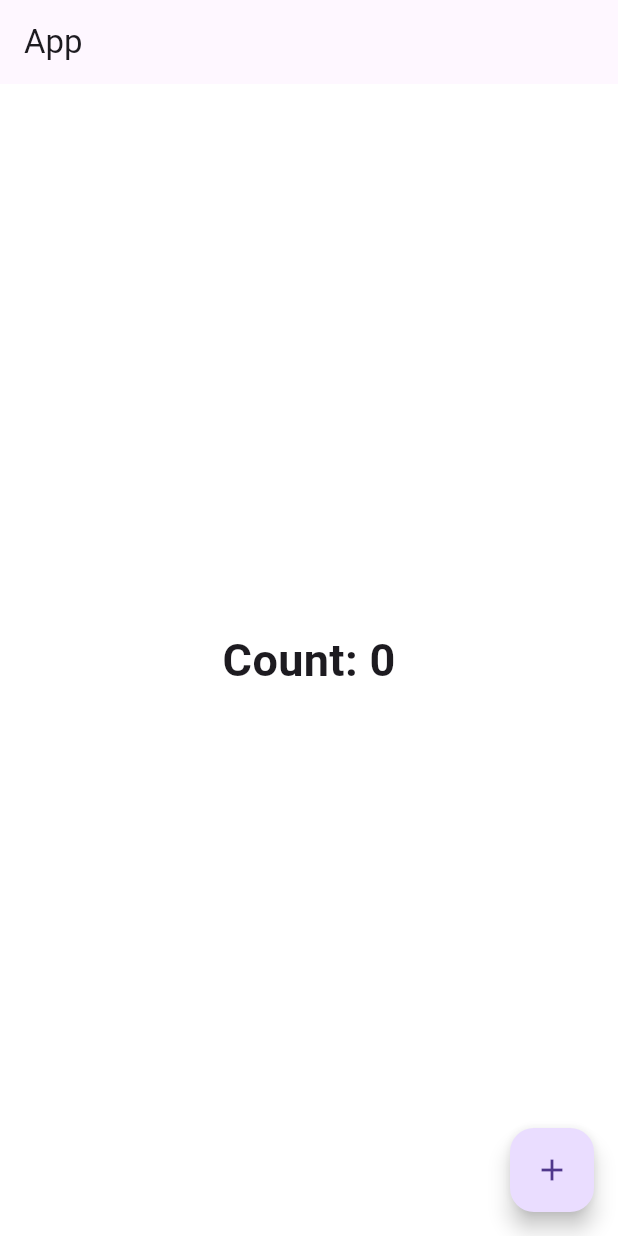
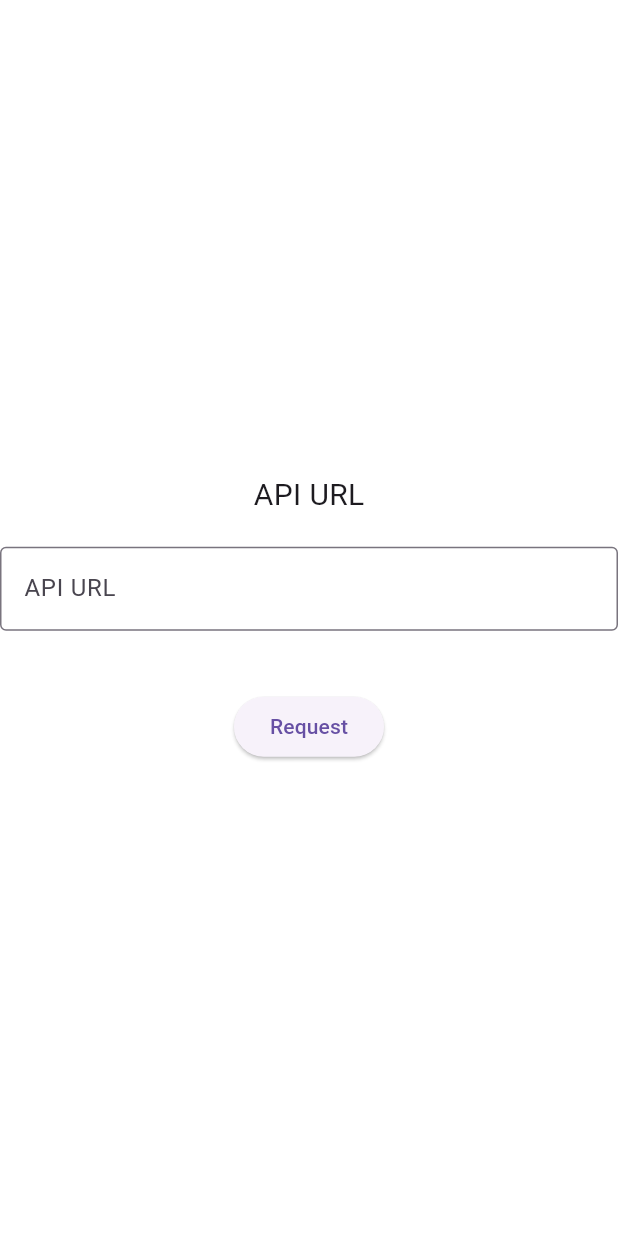
Before and after one commit to yejun614/flutter-server-driven-ui, a Flutter app: the screen it shows after launch, on a phone screen of 412 x 824 dp. Run offline on Flutter 3.47's test engine with Material 3 defaults, Android fonts, the phone set to English and light mode, and no system bars; our stand-ins replace flutter_hooks, flutter_riverpod, get_it, go_router, hooks_riverpod, injectable and 1 more; generated files the repository leaves out were written again.

Commit message:
feat: ApiUrlComponent 생성 : url입력하면 다음 화면에서 UI를 그림, AccommodationDataSource 구체화 : 서버에서 json가져옴

```diff
--- a/lib/datasource/accommodation/accommodation_datasource.dart
+++ b/lib/datasource/accommodation/accommodation_datasource.dart
@@ -1,5 +1,24 @@
+import 'dart:convert';
+import 'dart:io';
+import 'package:http/http.dart' as http;
 import 'package:flutter_server_driven_ui/datasource/response_model/server_driven_ui/server_driven_ui_response.dart';
+import 'package:injectable/injectable.dart';
 
 abstract class AccommodationDataSource {
-  Future<ServerDrivenUIResponse> getAccommodationInformation();
+  Future<ServerDrivenUIResponse> getAccommodationInformation(String url);
 }
+
+@Singleton(as: AccommodationDataSource)
+class AccommodationDataSourceImpl implements AccommodationDataSource {
+  @override
+  Future<ServerDrivenUIResponse> getAccommodationInformation(String url) async {
+    final response = await http.get(Uri.parse(url));
+
+    if (response.statusCode == HttpStatus.ok) {
+      final body = utf8.decode(response.bodyBytes) as Map<String, dynamic>;
+      return ServerDrivenUIResponse.fromJson(body);
+    } else {
+      throw Exception('$url 응답 오류: ${response.statusCode}');
+    }
+  }
+}
--- a/lib/main.dart
+++ b/lib/main.dart
@@ -1,15 +1,16 @@
 import 'package:flutter/material.dart';
 import 'package:flutter_riverpod/flutter_riverpod.dart';
 import 'package:flutter_server_driven_ui/di/di_setup.dart';
-import 'package:flutter_server_driven_ui/presentation/my_app/screen/my_app_screen.dart';
+import 'package:flutter_server_driven_ui/presentation/my_app/api_url/api_url_component.dart';
 import 'package:flutter_server_driven_ui/presentation/test/screen/test_screen.dart';
 import 'package:go_router/go_router.dart';
 import 'package:flutter_web_plugins/url_strategy.dart';
 
 final _router = GoRouter(
   routes: [
-    GoRoute(path: "/", builder: (context, state) => const MyAppScreen()),
+    GoRoute(path: "/", builder: (context, state) => ApiUrlComponent()),
     GoRoute(path: "/test", builder: (context, state) => const TestScreen()),
+    GoRoute(path: "/apiurl", builder: (context, state) => ApiUrlComponent()),
   ],
 );
 
--- /dev/null
+++ b/lib/presentation/my_app/api_url/api_url_component.dart
@@ -0,0 +1,48 @@
+import 'package:flutter/material.dart';
+import 'package:go_router/go_router.dart';
+import 'package:hooks_riverpod/hooks_riverpod.dart';
+
+class ApiUrlComponent extends ConsumerWidget {
+  final _textEditingController = TextEditingController();
+
+  ApiUrlComponent({super.key});
+
+  @override
+  Widget build(BuildContext context, WidgetRef ref) {
+    return Scaffold(
+        body: SizedBox(
+            height: double.infinity,
+            width: double.infinity,
+            child: Center(
+              child: Column(
+                mainAxisAlignment: MainAxisAlignment.center,
+                children: [
+                  const Text(
+                    "API URL",
+                    style: TextStyle(
+                      fontSize: 20,
+                    ),
+                  ),
+                  const SizedBox(height: 20),
+                  TextField(
+                    controller: _textEditingController,
+                    decoration: const InputDecoration(
+                      border: OutlineInputBorder(),
+                      labelText: 'API URL',
+                    ),
+                  ),
+                  const SizedBox(height: 40),
+                  ElevatedButton(
+                      onPressed: () {
+                        final url = _textEditingController.text;
+                        // 이동한 화면에서 url로 받아서 쓰면 됩니다.
+                        context.go('/test', extra: {
+                          'url': url,
+                        });
+                      },
+                      child: const Text("Request"))
+                ],
+              ),
+            )));
+  }
+}
--- a/pubspec.yaml
+++ b/pubspec.yaml
@@ -23,6 +23,7 @@ dependencies:
   flutter_hooks: ^0.20.5
   hooks_riverpod: ^2.5.1
   go_router: ^14.2.0
+  http: ^1.2.1
 
 dev_dependencies:
   flutter_test:
```
Also changed, not shown: lib/data/accommodation/accommodation_repository.dart (added), lib/di/di_setup.config.dart, pubspec.lock, 2 other files.
